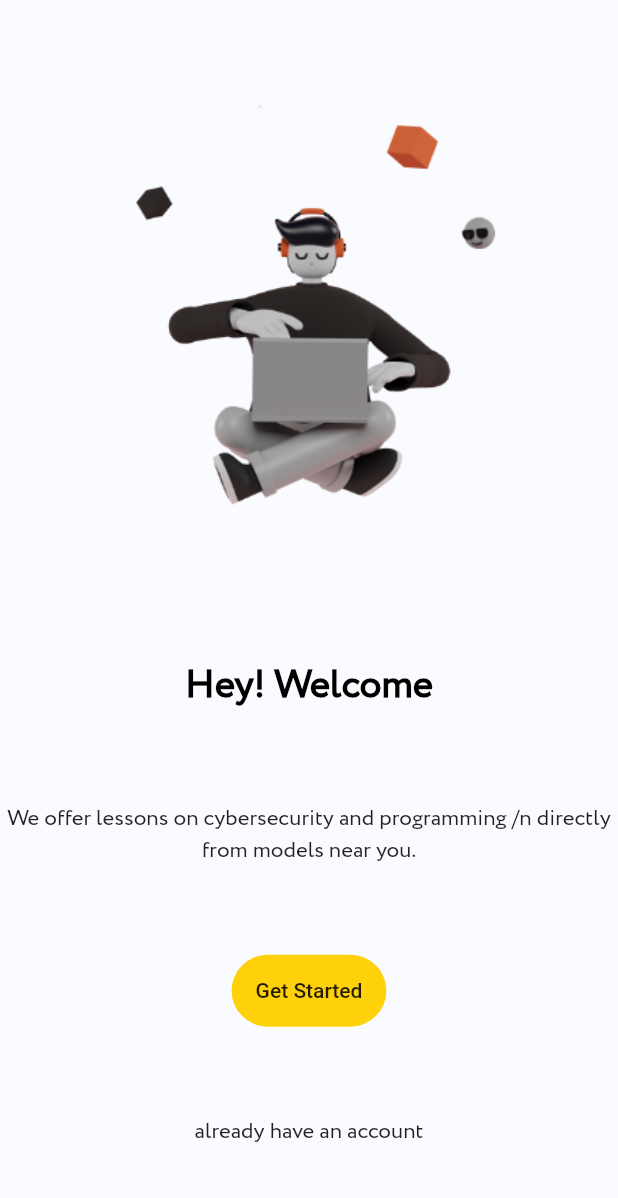
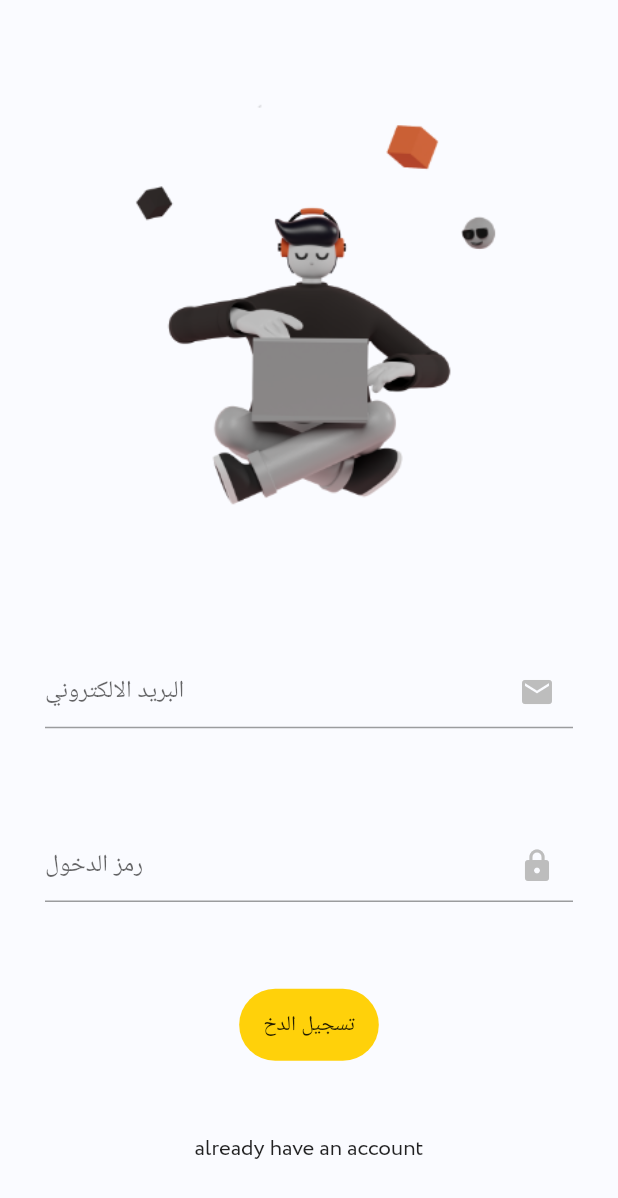
Before and after one commit to marama09/codables_app, a Flutter app: the screen it shows after launch, after a tap on the "arrow forward ios" icon, on a phone screen of 412 x 824 dp. Shown: the top 1198 px of the screen. Run offline on Flutter 3.47's test engine with Material 2 defaults, Android fonts, the phone set to English and light mode, and no system bars.

Commit message:
commit message1

```diff
--- a/lib/main.dart
+++ b/lib/main.dart
@@ -63,7 +63,7 @@ class _MysigninState extends State<Mysignin> {
               height: MediaQuery.of(context).size.height * 0.4,
               decoration: BoxDecoration(
                   image: DecorationImage(
-                      image: AssetImage('asset/images/IMG-20211225-WA0043.jpg'),
+                      image: AssetImage('asset/images/logo.jpg'),
                       fit: BoxFit.contain)),
             ),
             Expanded(
@@ -75,7 +75,7 @@ class _MysigninState extends State<Mysignin> {
                   //   style: TextStyle(fontSize: 12, fontFamily: 'circe'),
                   // ),
                   Text(
-                    "Hey! Welcome",
+                    "أهلا بك",
                     style: TextStyle(
                         color: Color(0xff6982FC),
                         fontSize: 26,
@@ -83,8 +83,10 @@ class _MysigninState extends State<Mysignin> {
                         fontFamily: 'circe'),
                     textAlign: TextAlign.center,
                   ),
+
+
                   Text(
-                    "Are you ready to start your educational journey?",
+                    "هل أنت مستعد لبدءرحلتك التعليمية",
                     style: TextStyle(
                         fontSize: 15,
                         fontWeight: FontWeight.w300,
--- a/lib/signin.dart
+++ b/lib/signin.dart
@@ -63,23 +63,19 @@ class _HomePageState extends State<HomePage> {
                       //   "WHERE KIDS LOVE LEARNING",
                       //   style: TextStyle(fontSize: 12, fontFamily: 'circe'),
                       // ),
-                      Text(
-                        "Hey! Welcome",
-                        style: TextStyle(
-                            color: Colors.black,
-                            fontSize: 26,
-                            fontWeight: FontWeight.w700,
-                            fontFamily: 'circe'),
-                        textAlign: TextAlign.center,
-                      ),
-                      Text(
-                        "We offer lessons on cybersecurity and programming /n directly from models near you.",
-                        style: TextStyle(
-                            fontSize: 15,
-                            fontWeight: FontWeight.w300,
-                            fontFamily: 'circe'),
-                        textAlign: TextAlign.center,
-                      ),
+
+                      Padding(padding: EdgeInsets.symmetric(vertical: 10,horizontal: 30),
+                  child: TextFormField(decoration: InputDecoration(
+                    suffixIcon: Icon(Icons.email, color:Colors.grey[400]),
+                    hintText: 'البريد الالكتروني',
+
+                  ),),),
+                         Padding(padding: EdgeInsets.symmetric(vertical: 10,horizontal: 30),
+                  child: TextFormField(decoration: InputDecoration(
+                    suffixIcon: Icon(Icons.lock, color:Colors.grey[400]),
+                    hintText: 'رمز الدخول',
+
+                  ),),),
                       Center(
                         child: Container(
                           // decoration: BoxDecoration(
@@ -96,7 +92,7 @@ class _HomePageState extends State<HomePage> {
                                 borderRadius: BorderRadius.circular(25),
                                 child: MaterialButton(
                                   onPressed:openHomePage,
-                                  child: Text('Get Started'),
+                                  child: Text('تسجيل الدخ'),
                                 ),
                               ),
 
```
Also changed, not shown: asset/images/logo.jpg (renamed from asset/images/IMG-20211225-WA0043.jpg), asset/images/top1.png (added), 1 other file.
